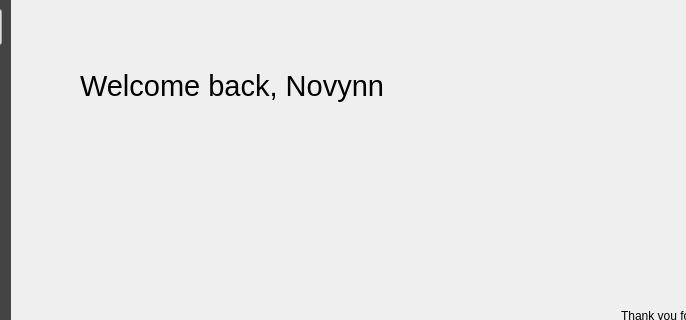
Above: core/ui/mainwindow.ui from Novynn/Adamant before the change; both pictures show x 189 to 875 and y 0 to 320 of the 1126 by 655 pixel window. Below: the same form after it.
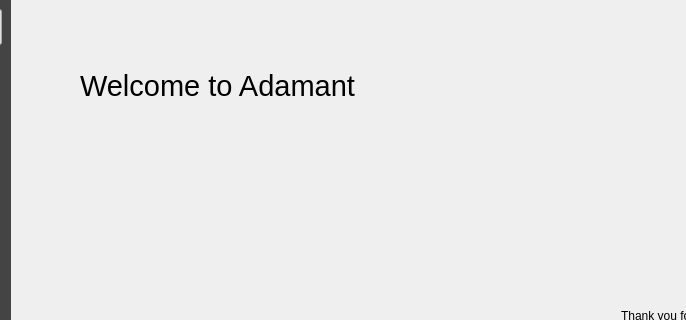
That is the form after the change. Icons and pictures are not drawn. Custom widgets are drawn as their Qt base class.

Commit message: Removed secondary palette call, and removed "Novynn" hardcoded text

The edit to the form file:
```diff
--- a/core/ui/mainwindow.ui
+++ b/core/ui/mainwindow.ui
@@ -385,7 +385,7 @@
                </font>
               </property>
               <property name="text">
-               <string>Welcome back, Novynn</string>
+               <string>Welcome to Adamant</string>
               </property>
               <property name="alignment">
                <set>Qt::AlignLeading|Qt::AlignLeft|Qt::AlignVCenter</set>
```
The commit also changes 1 other file.
